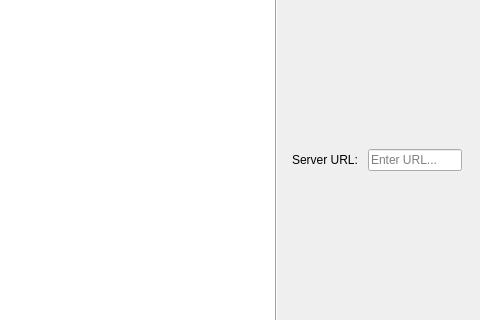
The window that src/gui/mainwindow.ui (SuheybAden/Shax-Desktop-Client) describes before a commit, drawn with Qt 5; both pictures show x 340 to 820 and y 107 to 427 of the 820 by 600 pixel window.
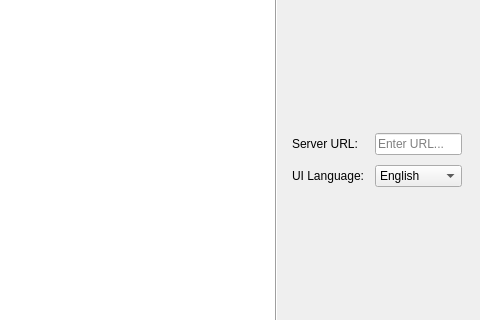
The same window after the commit. The open tabs and pages were chosen to show the change. Icons and pictures are not drawn.

Commit message: Added combo box for changing UI language

What changed in the file:
```diff
--- a/src/gui/mainwindow.ui
+++ b/src/gui/mainwindow.ui
@@ -540,6 +540,27 @@
               </property>
              </widget>
             </item>
+            <item row="1" column="0">
+             <widget class="QLabel" name="label_4">
+              <property name="text">
+               <string>UI Language:</string>
+              </property>
+             </widget>
+            </item>
+            <item row="1" column="1">
+             <widget class="QComboBox" name="language_comboBox">
+              <item>
+               <property name="text">
+                <string>English</string>
+               </property>
+              </item>
+              <item>
+               <property name="text">
+                <string>Somali</string>
+               </property>
+              </item>
+             </widget>
+            </item>
            </layout>
           </item>
           <item>
```
The commit also changes 3 other files.
